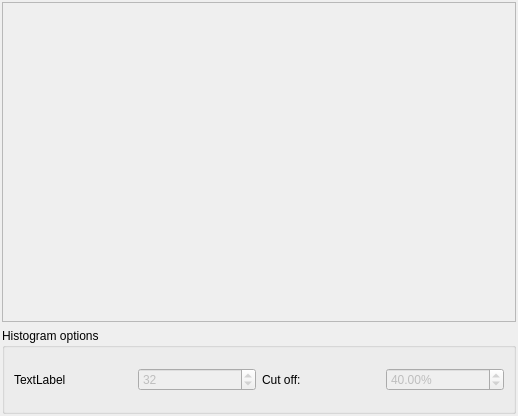
First picture: the form in src/display/histogram_manager.ui, repository NikEfth/SAvVy, before the edit.
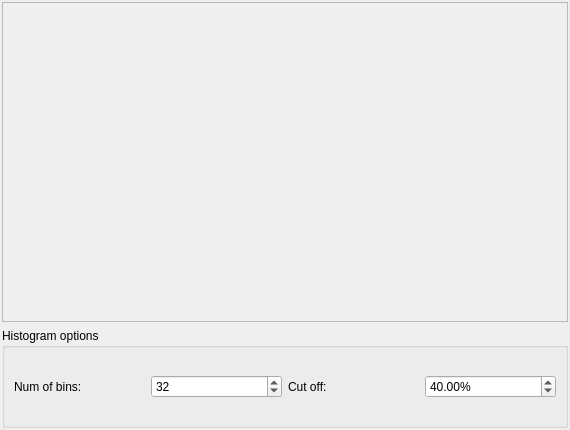
Second picture: the form after the edit.

```diff
--- a/src/display/histogram_manager.ui
+++ b/src/display/histogram_manager.ui
@@ -6,10 +6,16 @@
    <rect>
     <x>0</x>
     <y>0</y>
-    <width>518</width>
-    <height>416</height>
+    <width>570</width>
+    <height>430</height>
    </rect>
   </property>
+  <property name="minimumSize">
+   <size>
+    <width>561</width>
+    <height>410</height>
+   </size>
+  </property>
   <property name="windowTitle">
    <string>Form</string>
   </property>
@@ -65,14 +71,14 @@
       <item>
        <widget class="QLabel" name="label_2">
         <property name="text">
-         <string>TextLabel</string>
+         <string>Num of bins:</string>
         </property>
        </widget>
       </item>
       <item>
        <widget class="QSpinBox" name="spinBox">
         <property name="enabled">
-         <bool>false</bool>
+         <bool>true</bool>
         </property>
         <property name="minimum">
          <number>1</number>
@@ -92,7 +98,7 @@
       <item>
        <widget class="QDoubleSpinBox" name="doubleSpinBox">
         <property name="enabled">
-         <bool>false</bool>
+         <bool>true</bool>
         </property>
         <property name="suffix">
          <string>%</string>
```
